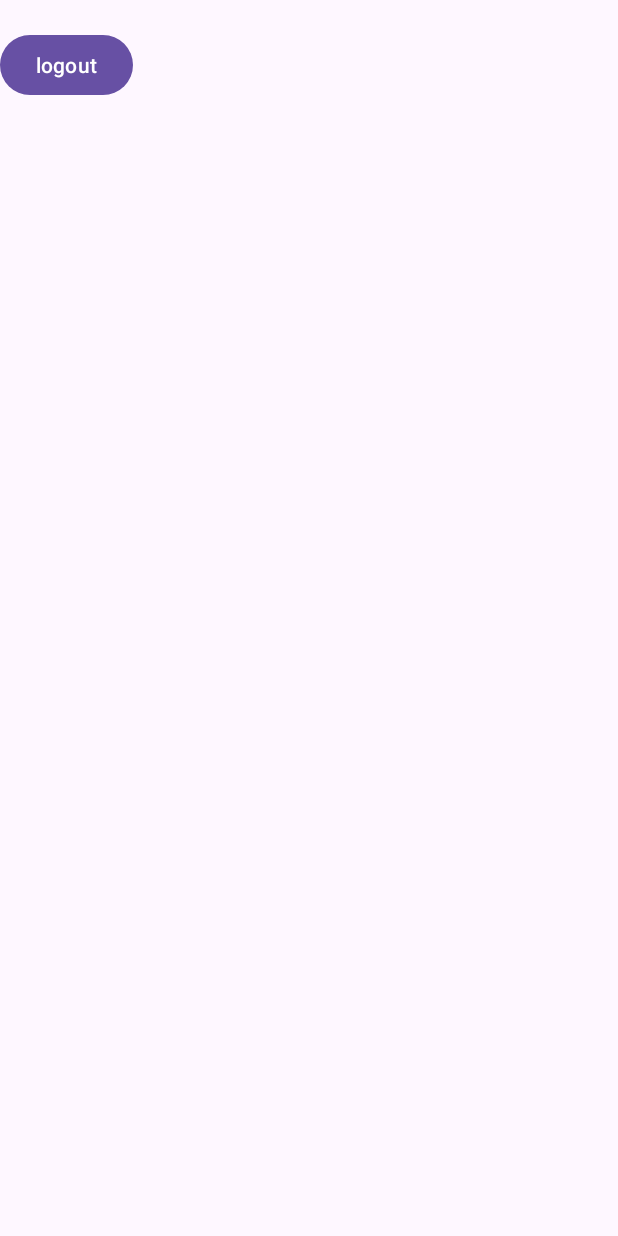
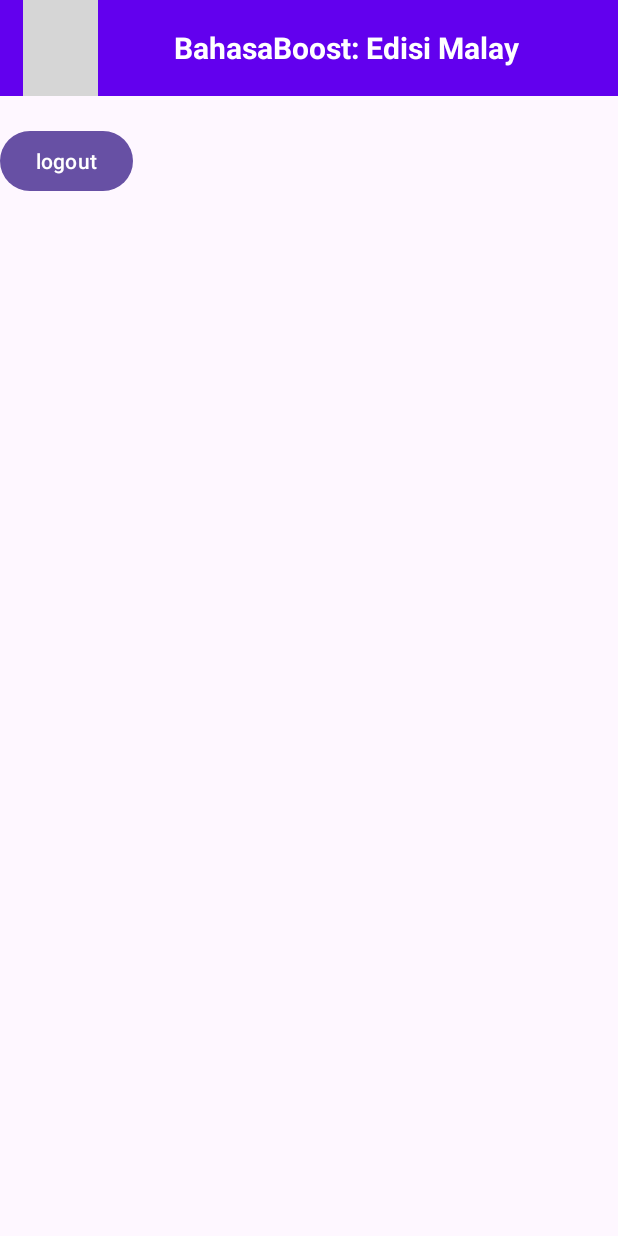
Before and after one commit to dawnson0711/teamcode, an Android app: the screen it shows after launch once a user with an empty profile is signed in (MainActivity), on a phone screen of 412 x 824 dp. Run offline under Robolectric (Android 15) with nearby library versions, the phone set to English and light mode, and no system bars; our stand-ins replace Firebase (no records; nobody signed in at launch, a user with empty details on screens opened directly); grey boxes are pictures that could not be loaded.

Commit message:
Login, sign in interface
Built Main Menu with Navigation Bar

```diff
--- a/app/build.gradle
+++ b/app/build.gradle
@@ -38,4 +38,14 @@ dependencies {
     testImplementation 'junit:junit:4.13.2'
     androidTestImplementation 'androidx.test.ext:junit:1.1.5'
     androidTestImplementation 'androidx.test.espresso:espresso-core:3.5.1'
+
+    //Material Design
+    implementation 'com.google.android.material:material:1.10.0'
+
+    //Rounded Image View
+    implementation 'com.makeramen:roundedimageview:2.3.0'
+
+    //Navigation Components
+    implementation 'androidx.navigation:navigation-fragment-ktx:2.7.5'
+    implementation 'androidx.navigation:navigation-ui-ktx:2.7.5'
 }
--- a/app/src/main/AndroidManifest.xml
+++ b/app/src/main/AndroidManifest.xml
@@ -18,7 +18,7 @@
             android:name=".Register"
             android:exported="false" />
         <activity
-            android:name=".Login"
+            android:name=".MainActivity"
             android:exported="true">
             <intent-filter>
                 <action android:name="android.intent.action.MAIN" />
@@ -27,8 +27,8 @@
             </intent-filter>
         </activity>
         <activity
-            android:name=".MainActivity"
-            android:exported="true">
+            android:name=".Login"
+            android:exported="false">
         </activity>
     </application>
 
--- a/app/src/main/java/com/example/groupasg/MainActivity.java
+++ b/app/src/main/java/com/example/groupasg/MainActivity.java
@@ -1,9 +1,12 @@
 package com.example.groupasg;
 
 import androidx.appcompat.app.AppCompatActivity;
+import androidx.core.view.GravityCompat;
+import androidx.drawerlayout.widget.DrawerLayout;
 
 import android.content.Intent;
 import android.os.Bundle;
+import android.view.Gravity;
 import android.view.View;
 import android.widget.Button;
 import android.widget.TextView;
@@ -21,6 +24,15 @@ public class MainActivity extends AppCompatActivity {
     protected void onCreate(Bundle savedInstanceState) {
         super.onCreate(savedInstanceState);
         setContentView(R.layout.activity_main);
+
+        DrawerLayout drawerLayout = findViewById(R.id.drawerLayout);
+
+        findViewById(R.id.imageMenu).setOnClickListener(new View.OnClickListener() {
+            @Override
+            public void onClick(View v) {
+                drawerLayout.openDrawer(GravityCompat.START);
+            }
+        });
 
         auth=FirebaseAuth.getInstance();
         logout = findViewById(R.id.bt_logout);
--- a/app/src/main/res/layout/activity_main.xml
+++ b/app/src/main/res/layout/activity_main.xml
@@ -1,11 +1,48 @@
 <?xml version="1.0" encoding="utf-8"?>
-<LinearLayout xmlns:android="http://schemas.android.com/apk/res/android"
+<androidx.drawerlayout.widget.DrawerLayout xmlns:android="http://schemas.android.com/apk/res/android"
     xmlns:app="http://schemas.android.com/apk/res-auto"
     xmlns:tools="http://schemas.android.com/tools"
+    android:id="@+id/drawerLayout"
     android:layout_width="match_parent"
     android:layout_height="match_parent"
     android:orientation="vertical"
     tools:context=".MainActivity">
+
+    <LinearLayout
+        android:layout_width="match_parent"
+        android:layout_height="match_parent"
+        android:orientation="vertical">
+
+        <LinearLayout
+            android:id="@+id/layoutToolBar"
+            android:layout_width="match_parent"
+            android:layout_height="?actionBarSize"
+            android:background="@color/design_default_color_primary"
+            android:gravity="center_vertical"
+            android:orientation="horizontal"
+            android:paddingStart="15dp"
+            android:paddingEnd="15dp">
+
+            <ImageView
+                android:id="@+id/imageMenu"
+                android:layout_width="50dp"
+                android:layout_height="match_parent"
+                android:contentDescription="@string/app_name"
+                android:src="@drawable/ic_menu"
+                app:tint="@color/white" />
+
+            <TextView
+                android:id="@+id/textView2"
+                android:layout_width="match_parent"
+                android:layout_height="match_parent"
+                android:gravity="center"
+                android:text="BahasaBoost: Edisi Malay"
+                android:textAllCaps="false"
+                android:textColor="@color/white"
+                android:textSize="20sp"
+                android:textStyle="bold" />
+
+        </LinearLayout>
 
         <TextView
             android:id="@+id/user_details"
@@ -13,10 +50,24 @@
             android:layout_height="wrap_content"
             android:gravity="center"
             android:text="Hello World!" />
+
         <Button
+            android:id="@+id/bt_logout"
             android:layout_width="wrap_content"
             android:layout_height="wrap_content"
-        android:text="@string/logout"
-        android:id="@+id/bt_logout"/>
+            android:text="@string/logout" />
 
          </LinearLayout>
+
+
+    <com.google.android.material.navigation.NavigationView
+        android:id="@+id/navMenu"
+        android:layout_width="wrap_content"
+        android:layout_height="match_parent"
+        app:headerLayout="@layout/layout_nav_header"
+        app:menu="@menu/nav_menu"
+        android:layout_gravity="start">
+
+    </com.google.android.material.navigation.NavigationView>
+
+</androidx.drawerlayout.widget.DrawerLayout>
```
Also changed, not shown: 1 other file. Lines whose indentation alone changed are shown as unchanged.
